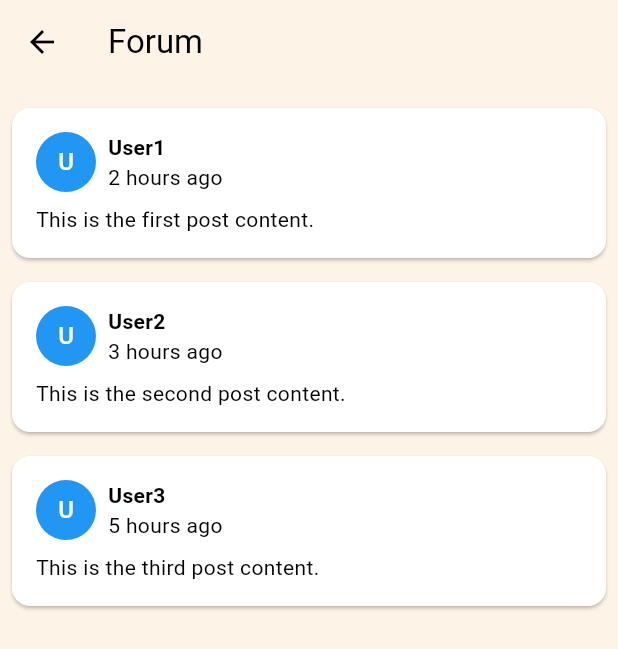
After one commit to seena-kab/CupCompanion, a Flutter app: the ForumScreen screen opened by its route, on a phone screen of 412 x 824 dp. The commit adds this screen. Shown: the top 649 px of the screen. Run offline on Flutter 3.47's test engine with Material 3 defaults, Android fonts, the phone set to English and light mode, and no system bars; our stand-ins replace cloud_firestore, firebase_auth, firebase_core, firebase_database, firebase_storage, hive and 2 more; accounts and stored records are empty.

Commit message:
created temporary tab and forum page connection

```diff
--- /dev/null
+++ b/cup_companion/lib/screens/forum_screen.dart
@@ -0,0 +1,81 @@
+import 'package:flutter/material.dart';
+
+class ForumScreen extends StatelessWidget {
+  @override
+  Widget build(BuildContext context) {
+    return Scaffold(
+      appBar: AppBar(
+        title: Text('Forum'),
+      ),
+      body: ListView(
+        padding: EdgeInsets.all(8.0),
+        children: [
+          ForumPost(
+            username: 'User1',
+            postTime: '2 hours ago',
+            content: 'This is the first post content.',
+          ),
+          ForumPost(
+            username: 'User2',
+            postTime: '3 hours ago',
+            content: 'This is the second post content.',
+          ),
+          ForumPost(
+            username: 'User3',
+            postTime: '5 hours ago',
+            content: 'This is the third post content.',
+          ),
+        ],
+      ),
+    );
+  }
+}
+
+class ForumPost extends StatelessWidget {
+  final String username;
+  final String postTime;
+  final String content;
+
+  ForumPost({required this.username, required this.postTime, required this.content});
+
+  @override
+  Widget build(BuildContext context) {
+    return Card(
+      margin: EdgeInsets.symmetric(vertical: 8.0),
+      child: Padding(
+        padding: EdgeInsets.all(16.0),
+        child: Column(
+          crossAxisAlignment: CrossAxisAlignment.start,
+          children: [
+            Row(
+              children: [
+                CircleAvatar(
+                  child: Text(username[0]),
+                ),
+                SizedBox(width: 8.0),
+                Column(
+                  crossAxisAlignment: CrossAxisAlignment.start,
+                  children: [
+                    Text(
+                      username,
+                      style: TextStyle(fontWeight: FontWeight.bold),
+                    ),
+                    Text(postTime),
+                  ],
+                ),
+              ],
+            ),
+            SizedBox(height: 8.0),
+            Text(content),
+          ],
+        ),
+      ),
+    );
+  }
+}
+
+void main() {
+  runApp(MaterialApp(
+    home: ForumScreen(),
+  ));
+}
--- a/cup_companion/lib/screens/home_screen.dart
+++ b/cup_companion/lib/screens/home_screen.dart
@@ -7,6 +7,7 @@ import 'package:cup_companion/screens/profile_screen.dart';
 import 'package:cup_companion/screens/map_screen.dart';
 import 'package:cup_companion/screens/marketplace_screen.dart';
 import 'package:cup_companion/screens/notifications_screen.dart';
+import 'package:cup_companion/screens/forum_screen.dart';
 import 'package:provider/provider.dart';
 import '../theme/theme_notifier.dart';
 import 'events_screen.dart';
@@ -164,7 +165,12 @@ class HomeScreenState extends State<HomeScreen> {
           icon: Icon(Icons.event),
           label: 'Events',
         ),
+        BottomNavigationBarItem(
+            icon: Icon(Icons.forum),
+            label: 'Forum', // Add Forum tab
+        ),
       ],
+
     );
   }
 
@@ -179,6 +185,7 @@ class HomeScreenState extends State<HomeScreen> {
       const MarketplaceScreen(), // Marketplace
       const ChatScreen(), // Chat
       const EventScreen(), // Events
+      ForumScreen(), // Forum
     ];
 
     return Scaffold(
```
Also changed, not shown: cup_companion/lib/main.dart (+14 -56 lines).
